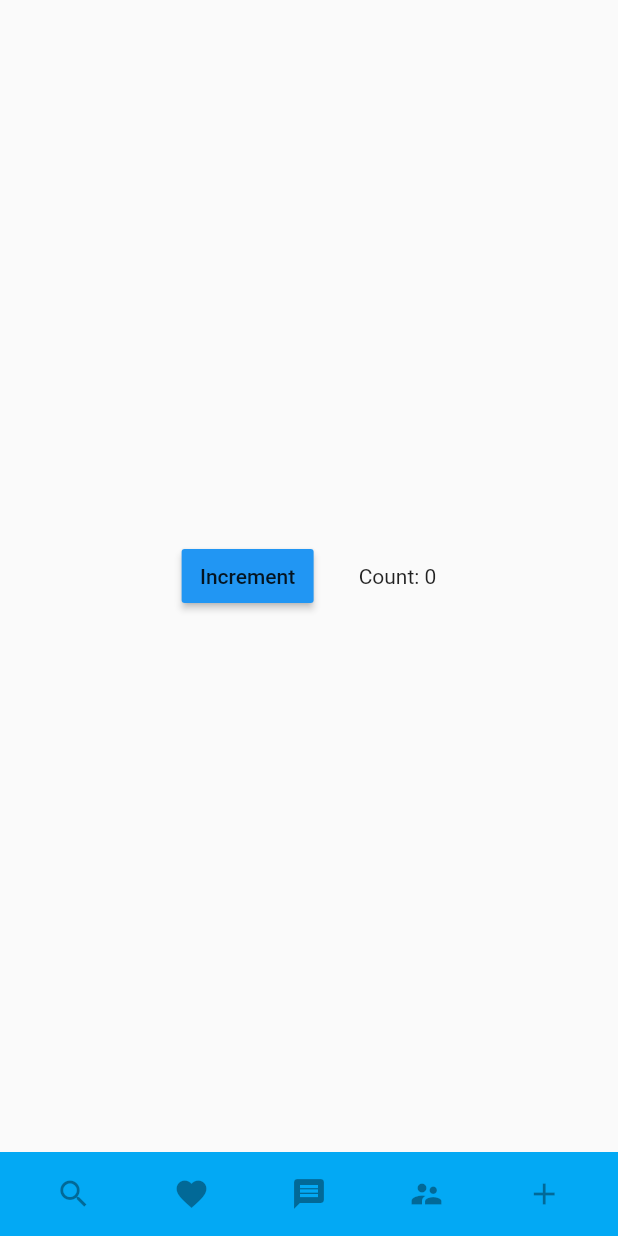
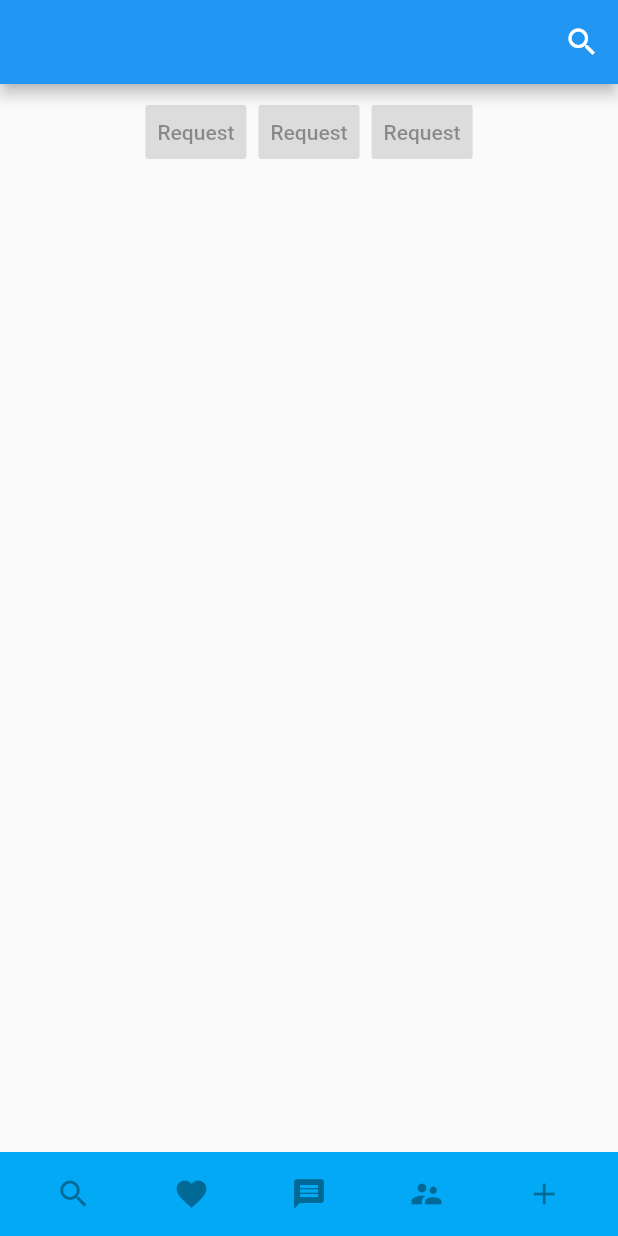
Before and after one commit to jnisitha/client_side_app, a Flutter app: the screen it shows after launch, on a phone screen of 412 x 824 dp. Run offline on Flutter 3.47's test engine with Material 2 defaults, Android fonts, the phone set to English and light mode, and no system bars.

Commit message:
Implement simple search bar logic

```diff
--- /dev/null
+++ b/lib/home.dart
@@ -0,0 +1,161 @@
+import 'package:flutter/material.dart';
+
+class HomePage extends StatelessWidget {
+  @override
+  Widget build(BuildContext context) {
+    return Scaffold(
+      body: HomeBody(),
+      bottomNavigationBar: BottomAppBar(),
+    );
+  }
+}
+
+class HomeBody extends StatelessWidget {
+  @override
+  Widget build(BuildContext context) {
+    return Column(
+      children: <Widget>[
+        AppBar(
+          actions: <Widget>[
+            IconButton(
+              icon: Icon(Icons.search),
+              onPressed: () {
+                showSearch(context: context, delegate: SearchBar());
+              },
+            )
+          ],
+        ),
+        ButtonBar(
+          alignment: MainAxisAlignment.center,
+          children: <Widget>[
+            RaisedButton(
+              child: const Text('Request'),
+            ),
+            RaisedButton(
+              child: const Text('Request'),
+            ),
+            RaisedButton(
+              child: const Text('Request'),
+            ),
+          ],
+        ),
+        //ListView()
+      ],
+    );
+  }
+}
+
+class SearchBar extends SearchDelegate<String> {
+  final communityNames = [
+    "Fairview",
+    "Fairbank",
+    "Thatcher",
+    "Colombus",
+    "Bulbasaur",
+    "Charmander"
+  ];
+  final recentCommunityNames = ["Fairbank", "Thatcher"];
+
+  @override
+  List<Widget> buildActions(BuildContext context) {
+    return [
+      IconButton(
+          icon: Icon(Icons.clear),
+          onPressed: () {
+            query = "";
+          })
+    ];
+  }
+
+  @override
+  Widget buildLeading(BuildContext context) {
+    return IconButton(
+      icon: AnimatedIcon(
+        icon: AnimatedIcons.menu_arrow,
+        progress: transitionAnimation,
+      ),
+      onPressed: () {
+        close(context, null);
+      },
+    );
+  }
+
+  @override
+  Widget buildResults(BuildContext context) { //This should direct to whatever route the query gives.
+    return Container(
+        height: 100.0,
+        width: 100.0,
+        child: Card(
+          color: Colors.red,
+          child: Center(
+            child: Text(query),
+          ),
+        ));
+  }
+
+  @override
+  Widget buildSuggestions(BuildContext context) {
+    final suggestionList = query.isEmpty
+        ? recentCommunityNames
+        : communityNames.where((p) => p.startsWith(query)).toList();
+
+    return ListView.builder(
+      itemBuilder: (context, index) => ListTile(
+            onTap: () {
+              showResults(context); //This takes you to build results.
+            },
+            leading: Icon(Icons.location_city),
+            title: RichText(
+                text: TextSpan(
+                    text: suggestionList[index].substring(0, query.length),
+                    style: TextStyle(
+                        color: Colors.black, fontWeight: FontWeight.bold),
+                    children: [
+                  TextSpan(
+                      text: suggestionList[index].substring(query.length),
+                      style: TextStyle(color: Colors.grey))
+                ])),
+          ),
+      itemCount: suggestionList.length,
+    );
+  }
+}
+
+class BottomAppBar extends StatelessWidget {
+  @override
+  Widget build(BuildContext context) {
+    return Container(
+        height: 56.0,
+        padding: EdgeInsets.symmetric(horizontal: 10.0),
+        decoration: BoxDecoration(color: Colors.lightBlue),
+        child: Row(
+          children: <Widget>[
+            Expanded(
+              child: IconButton(
+                icon: Icon(Icons.search),
+              ),
+            ),
+            Expanded(
+              child: IconButton(
+                icon: Icon(Icons.favorite),
+              ),
+            ),
+            Expanded(
+              child: IconButton(
+                icon: Icon(Icons.message),
+              ),
+            ),
+            Expanded(
+              child: IconButton(
+                icon: Icon(Icons.supervisor_account),
+              ),
+            ),
+            Expanded(
+              child: IconButton(
+                icon: Icon(Icons.add),
+              ),
+            ),
+          ],
+        ));
+  }
+}
--- a/lib/main.dart
+++ b/lib/main.dart
@@ -1,4 +1,9 @@
+
 import 'package:flutter/material.dart';
+import 'package:flutter/services.dart';
+//import 'package:scoped_model/scoped_model.dart';
+
+import 'home.dart';
 
 void main() {
   runApp(MaterialApp(
@@ -7,125 +12,3 @@ void main() {
     home: HomePage(),
   ));
 }
-
-class BottomAppBar extends StatelessWidget {
-  @override
-  Widget build(BuildContext context) {
-    return Container(
-        height: 56.0,
-        padding: EdgeInsets.symmetric(horizontal: 10.0),
-        decoration: BoxDecoration(color: Colors.lightBlue),
-        child: Row(
-          children: <Widget>[
-            Expanded(
-              child: IconButton(
-                icon: Icon(Icons.search),
-              ),
-            ),
-            Expanded(
-              child: IconButton(
-                icon: Icon(Icons.favorite),
-              ),
-            ),
-            Expanded(
-              child: IconButton(
-                icon: Icon(Icons.message),
-              ),
-            ),
-            Expanded(
-              child: IconButton(
-                icon: Icon(Icons.supervisor_account),
-              ),
-            ),
-            Expanded(
-              child: IconButton(
-                icon: Icon(Icons.add),
-              ),
-            ),
-          ],
-        ));
-  }
-}
-
-class HomePage extends StatelessWidget {
-  @override
-  Widget build(BuildContext context) {
-    return Scaffold(
-//      appBar: AppBar(
-//        leading:IconButton(
-//          icon: Icon(Icons.menu),
-//          tooltip: 'Navigation menu',
-//          onPressed: null,
-//        ),
-//        title: Text("Example"),
-//        actions: <Widget>[
-//          IconButton(
-//            icon: Icon(Icons.search),
-//            tooltip: 'Search',
-//            onPressed: null,
-//          ),
-//        ],
-//      ),
-      body: Center(
-        child: Counter(),
-      ),
-      bottomNavigationBar: BottomAppBar(),
-//      floatingActionButton: FloatingActionButton(
-//        tooltip: 'Add',
-//        child: Icon(Icons.add),
-//        onPressed: null,
-//      ),
-    );
-  }
-}
-
-class Counter extends StatefulWidget {
-  // This class is the configuration for the state. It holds the
-  // values (in this case nothing) provided by the parent and used by the build
-  // method of the State. Fields in a Widget subclass are always marked "final".
-
-  @override
-  _CounterState createState() => _CounterState();
-}
-
-class _CounterState extends State<Counter> {
-  int _counter = 0;
-
-  void _increment() {
-    setState(() {
-      // This call to setState tells the Flutter framework that
-      // something has changed in this State, which causes it to rerun
-      // the build method below so that the display can reflect the
-      // updated values. If we changed _counter without calling
-      // setState(), then the build method would not be called again,
-      // and so nothing would appear to happen.
-      _counter++;
-      print('in setState');
-    });
-  }
-
-  @override
-  Widget build(BuildContext context) {
-    // This method is rerun every time setState is called, for instance
-    // as done by the _increment method above.
-    // The Flutter framework has been optimized to make rerunning
-    // build methods fast, so that you can just rebuild anything that
-    // needs updating rather than having to individually change
-    // instances of widgets.
-    return Row(
-      mainAxisAlignment: MainAxisAlignment.center,
-      children: <Widget>[
-        Center(
-            child: RaisedButton(
-                onPressed: _increment,
-                child: Text('Increment'),
-                color: Colors.blue,
-                padding: EdgeInsets.symmetric(horizontal: 10.0))),
-        Padding(
-          padding: EdgeInsets.symmetric(horizontal: 15.0)
-        ),
-        Text('Count: $_counter', textAlign: TextAlign.center),
-      ],
-    );
-  }
-}
```
